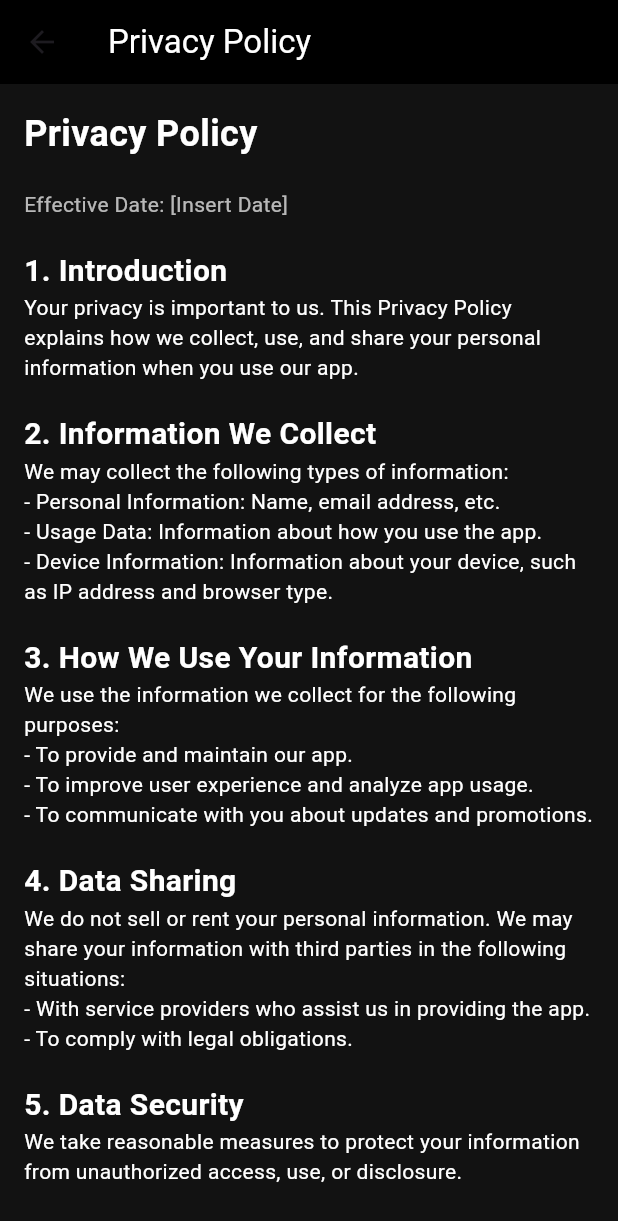
After one commit to ShreyasChavan1/news_app, a Flutter app: the PrivacyPage screen opened directly, on a phone screen of 412 x 824 dp. The commit adds this screen. Shown: the top 1221 px of the screen. Run offline on Flutter 3.47's test engine with Material 3 defaults, Android fonts, the phone set to English and light mode, and no system bars; our stand-ins replace sqflite; accounts and stored records are empty; network calls fail; key blocks and very long unbroken strings in the code were emptied for the run.

Commit message:
made more changes

```diff
--- a/lib/pages/Headlines.dart
+++ b/lib/pages/Headlines.dart
@@ -5,6 +5,7 @@ import 'package:newsapp/homepage/hompage.dart';
 import 'package:newsapp/pages/saved.dart';
 import 'package:newsapp/pages/settings.dart';
 import 'package:http/http.dart' as http;
+import 'package:url_launcher/url_launcher.dart';
 
 class HeadlinesPage extends StatefulWidget {
   @override
@@ -192,8 +193,16 @@ class _HeadlinesPageState extends State<HeadlinesPage>
             listResponse![index]['title'] ?? '',
             style: TextStyle(color: Colors.white, fontWeight: FontWeight.bold),
           ),
-          onTap: () {
-            // Add onTap logic
+          onTap: () async {
+            // Get the URL from the response
+            String? url = listResponse![index]['url'];
+
+            // Check if the URL is not null and can be launched
+            if (url != null && await canLaunch(url)) {
+              await launch(url); // Launch the URL in a browser
+            } else {
+              print("Could not launch the URL");
+            }
           },
           trailing: Container(
             width: 100,
--- /dev/null
+++ b/lib/pages/setting pages/privacy.dart
@@ -0,0 +1,189 @@
+import 'package:flutter/material.dart';
+import 'package:newsapp/pages/setting%20pages/setting_temp.dart';
+
+class PrivacyPage extends StatelessWidget {
+  @override
+  Widget build(BuildContext context) {
+    return Scaffold(
+      backgroundColor: const Color.fromARGB(255, 18, 18, 18),
+      appBar: AppBar(
+        title: Text('Privacy Policy', style: TextStyle(color: Colors.white)),
+        backgroundColor: Colors.black,
+      ),
+      body: Padding(
+        padding: const EdgeInsets.all(16.0),
+        child: SingleChildScrollView(
+          child: Column(
+            crossAxisAlignment: CrossAxisAlignment.start,
+            children: [
+              Text(
+                'Privacy Policy',
+                style: TextStyle(
+                    fontSize: 24,
+                    fontWeight: FontWeight.bold,
+                    color: Colors.white),
+              ),
+              SizedBox(height: 20),
+              Text(
+                'Effective Date: [Insert Date]',
+                style: TextStyle(color: Colors.white70),
+              ),
+              SizedBox(height: 20),
+              Text(
+                '1. Introduction',
+                style: TextStyle(
+                    fontSize: 20,
+                    fontWeight: FontWeight.bold,
+                    color: Colors.white),
+              ),
+              Text(
+                'Your privacy is important to us. This Privacy Policy explains how we collect, use, and share your personal information when you use our app.',
+                style: TextStyle(color: Colors.white),
+              ),
+              SizedBox(height: 20),
+              Text(
+                '2. Information We Collect',
+                style: TextStyle(
+                    fontSize: 20,
+                    fontWeight: FontWeight.bold,
+                    color: Colors.white),
+              ),
+              Text(
+                'We may collect the following types of information:',
+                style: TextStyle(color: Colors.white),
+              ),
+              Text(
+                '- Personal Information: Name, email address, etc.',
+                style: TextStyle(color: Colors.white),
+              ),
+              Text(
+                '- Usage Data: Information about how you use the app.',
+                style: TextStyle(color: Colors.white),
+              ),
+              Text(
+                '- Device Information: Information about your device, such as IP address and browser type.',
+                style: TextStyle(color: Colors.white),
+              ),
+              SizedBox(height: 20),
+              Text(
+                '3. How We Use Your Information',
+                style: TextStyle(
+                    fontSize: 20,
+                    fontWeight: FontWeight.bold,
+                    color: Colors.white),
+              ),
+              Text(
+                'We use the information we collect for the following purposes:',
+                style: TextStyle(color: Colors.white),
+              ),
+              Text(
+                '- To provide and maintain our app.',
+                style: TextStyle(color: Colors.white),
+              ),
+              Text(
+                '- To improve user experience and analyze app usage.',
+                style: TextStyle(color: Colors.white),
+              ),
+              Text(
+                '- To communicate with you about updates and promotions.',
+                style: TextStyle(color: Colors.white),
+              ),
+              SizedBox(height: 20),
+              Text(
+                '4. Data Sharing',
+                style: TextStyle(
+                    fontSize: 20,
+                    fontWeight: FontWeight.bold,
+                    color: Colors.white),
+              ),
+              Text(
+                'We do not sell or rent your personal information. We may share your information with third parties in the following situations:',
+                style: TextStyle(color: Colors.white),
+              ),
+              Text(
+                '- With service providers who assist us in providing the app.',
+                style: TextStyle(color: Colors.white),
+              ),
+              Text(
+                '- To comply with legal obligations.',
+                style: TextStyle(color: Colors.white),
+              ),
+              SizedBox(height: 20),
+              Text(
+                '5. Data Security',
+                style: TextStyle(
+                    fontSize: 20,
+                    fontWeight: FontWeight.bold,
+                    color: Colors.white),
+              ),
+              Text(
+                'We take reasonable measures to protect your information from unauthorized access, use, or disclosure.',
+                style: TextStyle(color: Colors.white),
+              ),
+              SizedBox(height: 20),
+              Text(
+                '6. Your Rights',
+                style: TextStyle(
+                    fontSize: 20,
+                    fontWeight: FontWeight.bold,
+                    color: Colors.white),
+              ),
+              Text(
+                'You have the right to:',
+                style: TextStyle(color: Colors.white),
+              ),
+              Text(
+                '- Access the personal information we hold about you.',
+                style: TextStyle(color: Colors.white),
+              ),
+              Text(
+                '- Request corrections to your information.',
+                style: TextStyle(color: Colors.white),
+              ),
+              Text(
+                '- Delete your information.',
+                style: TextStyle(color: Colors.white),
+              ),
+              SizedBox(height: 20),
+              Text(
+                '7. Cookies and Tracking Technologies',
+                style: TextStyle(
+                    fontSize: 20,
+                    fontWeight: FontWeight.bold,
+                    color: Colors.white),
+              ),
+              Text(
+                'Our app may use cookies to enhance user experience. You can manage your cookie preferences in your browser settings.',
+                style: TextStyle(color: Colors.white),
+              ),
+              SizedBox(height: 20),
+              Text(
+                '8. Changes to This Privacy Policy',
+                style: TextStyle(
+                    fontSize: 20,
+                    fontWeight: FontWeight.bold,
+                    color: Colors.white),
+              ),
+              Text(
+                'We may update this Privacy Policy from time to time. We will notify you of any changes by posting the new Privacy Policy in the app.',
+                style: TextStyle(color: Colors.white),
+              ),
+              SizedBox(height: 20),
+              Text(
+                '9. Contact Us',
+                style: TextStyle(
+                    fontSize: 20,
+                    fontWeight: FontWeight.bold,
+                    color: Colors.white),
+              ),
+              Text(
+                'If you have any questions or concerns about this Privacy Policy, please contact us at: [Your Contact Information]',
+                style: TextStyle(color: Colors.white),
+              ),
+            ],
+          ),
+        ),
+      ),
+    );
+  }
+}
```
Also changed, not shown: lib/pages/setting pages/Manage_pass.dart (added, +32 -0 lines), lib/pages/setting pages/New_account.dart (added, +15 -0 lines), lib/pages/setting pages/about.dart (added, +93 -0 lines), lib/pages/setting pages/change_pass.dart (added, +39 -0 lines), lib/pages/setting pages/setting_temp.dart (added, +23 -0 lines), lib/pages/setting pages/user_settings.dart (added, +58 -0 lines), lib/pages/settings.dart (+50 -23 lines).
